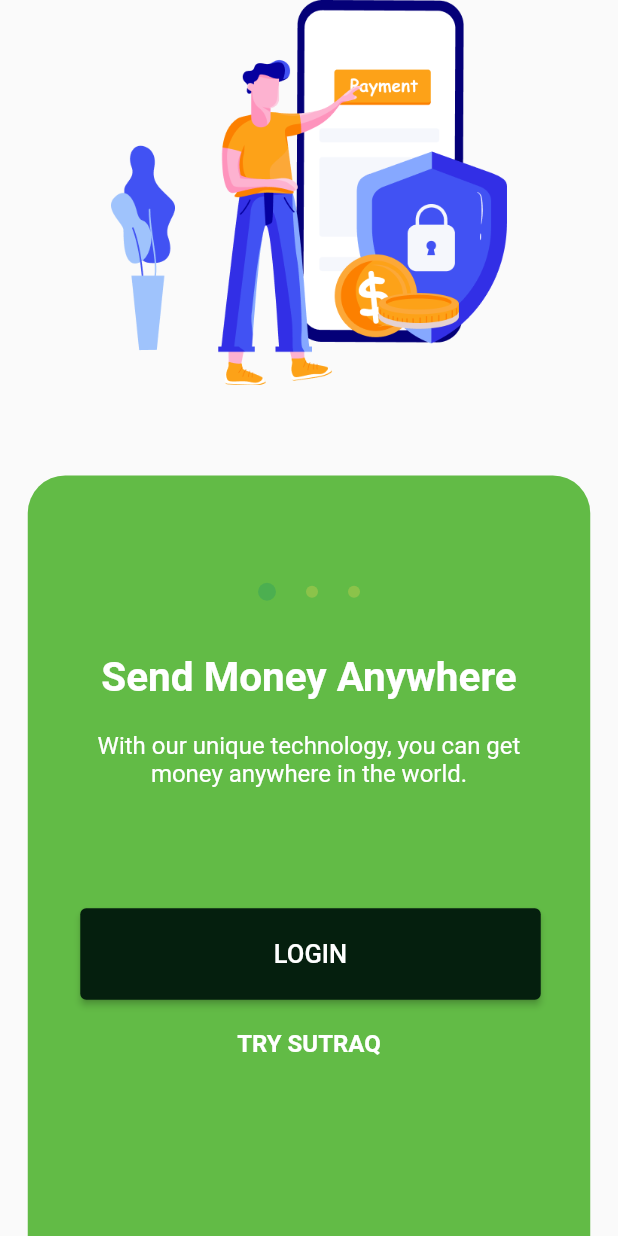
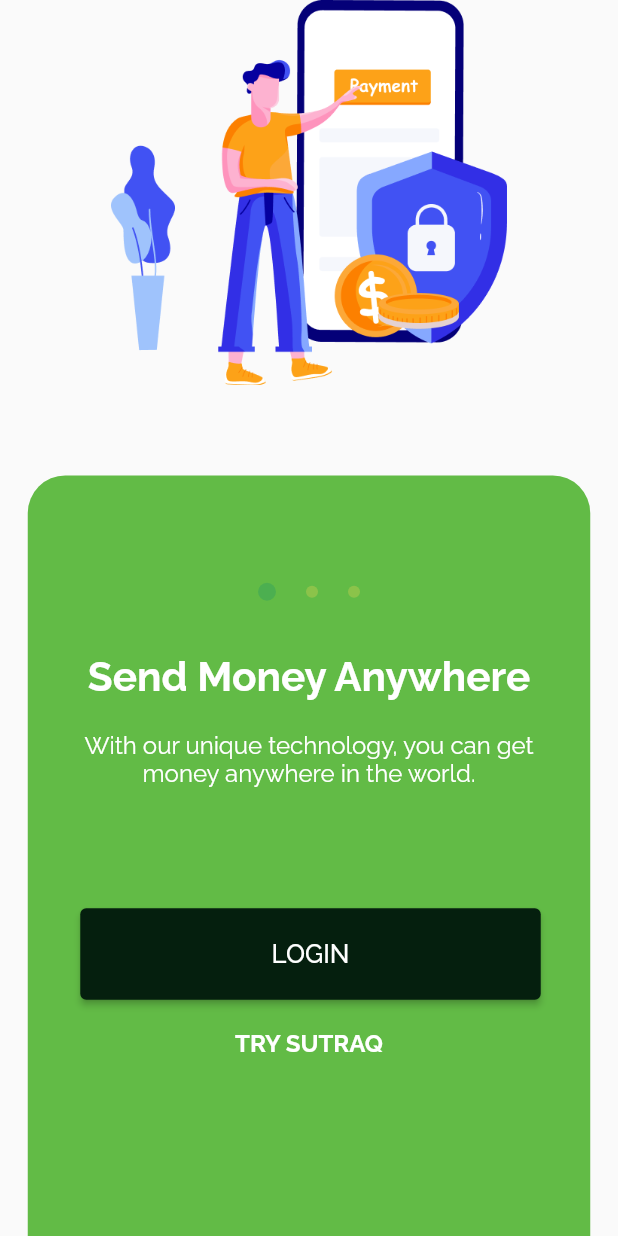
Before and after one commit to masumrahman0/project_2, a Flutter app: the screen it shows after launch, on a phone screen of 412 x 824 dp. Run offline on Flutter 3.47's test engine with Material 2 defaults, Android fonts, the phone set to English and light mode, and no system bars; our stand-ins replace google_fonts.

Commit message:
First Commit

```diff
--- a/lib/main.dart
+++ b/lib/main.dart
@@ -1,4 +1,5 @@
 import 'package:flutter/material.dart';
+import 'package:google_fonts/google_fonts.dart';
 import 'package:project_2/splash.dart';
 import 'package:project_2/views/Screens/dashboard_screen.dart';
 import 'package:project_2/views/Screens/forgot_password.dart';
@@ -26,6 +27,9 @@ class MyApp extends StatelessWidget {
       },
       theme: ThemeData(
         primarySwatch: Colors.green,
+        textTheme: GoogleFonts.ralewayTextTheme(
+          Theme.of(context).textTheme.apply(),
+          ),
       ),
       home: Splash(),
     );
```
Also changed, not shown: pubspec.yaml (+8 -16 lines), pubspec.lock.
